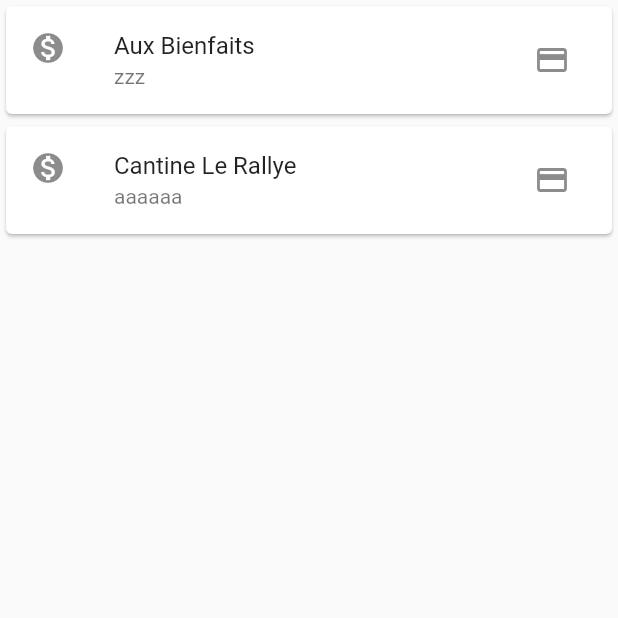
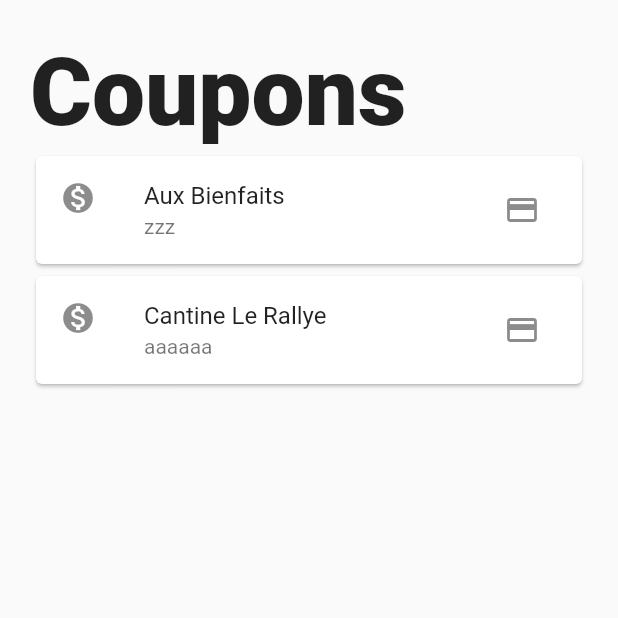
Before and after one commit to Sirmyself/HackQC2020, a Flutter app: the Coupons screen opened by its route, on a phone screen of 412 x 824 dp, the top half of it. Run offline on Flutter 3.47's test engine with Material 2 defaults, Android fonts, the light colour scheme and no system bars; our stand-ins replace geolocator, google_maps_flutter, line_icons.

Commit message:
Ajout du titre dans la page des coupons

```diff
--- a/parcoursa/lib/coupons.dart
+++ b/parcoursa/lib/coupons.dart
@@ -16,13 +16,14 @@
   return ListView.builder(
     itemCount: titres.length,
     itemBuilder: (context, index) {
-      return Card( //                           <-- Card widget
+      return Card(
+        //                           <-- Card widget
         child: ListTile(
             leading: Icon(icons[index]),
             title: Text(titres[index]),
-            trailing: IconButton(icon: Icon(Icons.credit_card), onPressed: () {}),
-            subtitle: Text(soustitres[index])
-        ),
+            trailing:
+                IconButton(icon: Icon(Icons.credit_card), onPressed: () {}),
+            subtitle: Text(soustitres[index])),
       );
     },
   );
@@ -32,7 +33,30 @@
   @override
   Widget build(BuildContext context) {
     return Scaffold(
-        body: Center(child: _myListViewCoupons(context))
-    );
+        body: Padding(
+      padding: EdgeInsets.fromLTRB(10.0, 0, 10.0, 0),
+      child: Stack(
+        children: <Widget>[
+          Row(
+            mainAxisAlignment: MainAxisAlignment.spaceBetween,
+            children: <Widget>[
+              Padding(
+                padding: EdgeInsets.fromLTRB(10.0, 25.0, 10.0, 0),
+                child: Text(
+                  "Coupons",
+                  style: TextStyle(
+                    fontSize: 63,
+                    fontWeight: FontWeight.w900,
+                  ),
+                ),
+              ),
+            ],
+          ),
+          Padding(
+              padding: EdgeInsets.fromLTRB(10.0, 100.0, 10.0, 0),
+              child: _myListViewCoupons(context)),
+        ],
+      ),
+    ));
   }
 }
```
